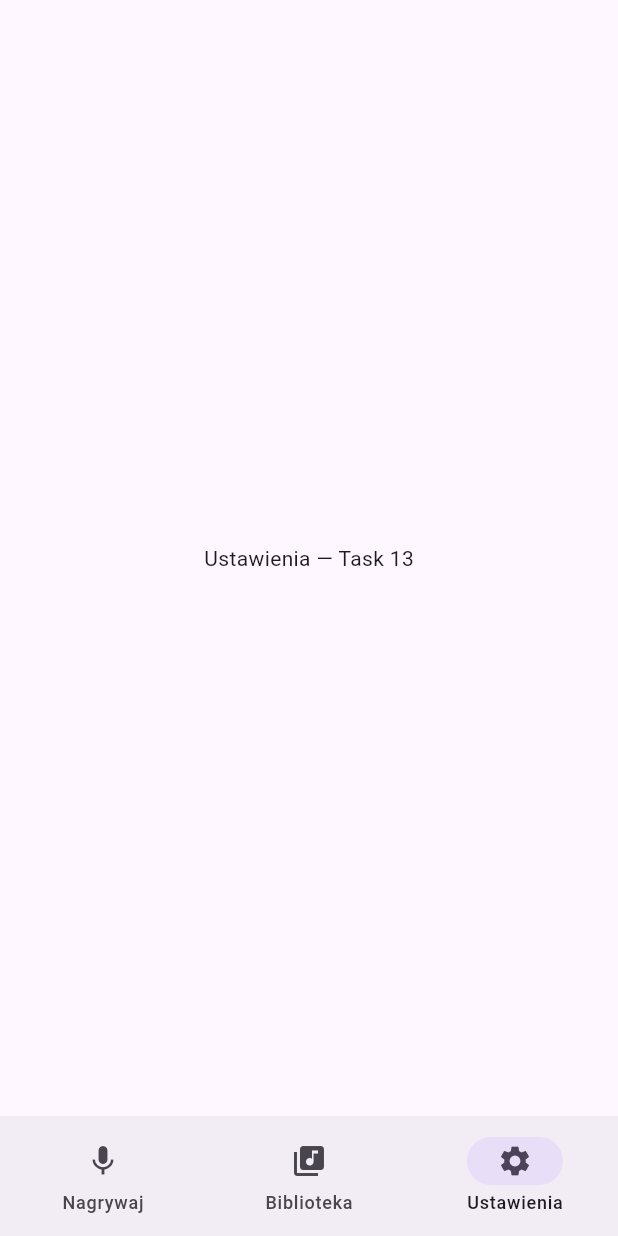
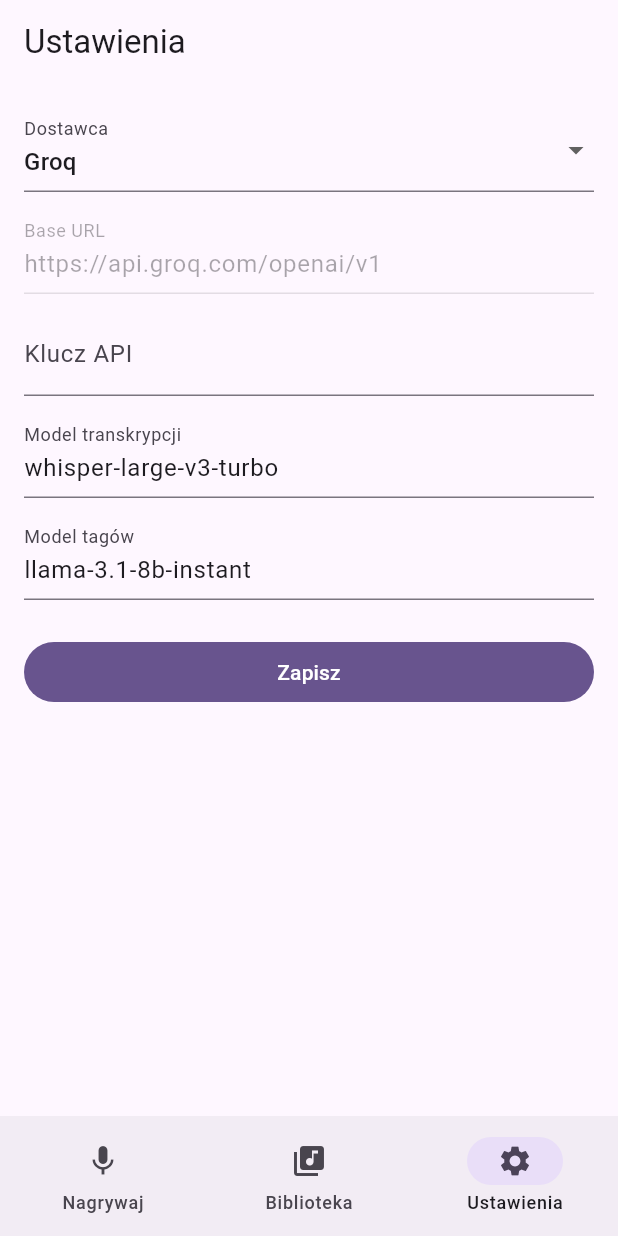
Before and after one commit to jmcjm/Mikro, a Flutter app: the screen it shows after launch, item 3 of the bottom bar chosen, on a phone screen of 412 x 824 dp. Run offline on Flutter 3.47's test engine with Material 3 defaults, Android fonts, the phone set to English and light mode, and no system bars; our stand-ins replace audioplayers, dio, drift, drift_flutter, flutter_riverpod, flutter_secure_storage and 1 more; missing offline and left inert: fuzzywuzzy, record; accounts and stored records are empty; generated files the repository leaves out were written again.

Commit message:
feat: ekran ustawien z presetami dostawcow

```diff
--- a/lib/app.dart
+++ b/lib/app.dart
@@ -2,6 +2,7 @@ import 'package:flutter/material.dart';
 
 import 'features/library/library_screen.dart';
 import 'features/recorder/recorder_screen.dart';
+import 'features/settings/settings_screen.dart';
 
 class MikroApp extends StatelessWidget {
   const MikroApp({super.key});
@@ -29,7 +30,7 @@ class _HomeShellState extends State<HomeShell> {
         body: IndexedStack(index: _index, children: [
           const RecorderScreen(),
           const LibraryScreen(),
-          const Center(child: Text('Ustawienia — Task 13')),
+          const SettingsScreen(),
         ]),
         bottomNavigationBar: NavigationBar(
           selectedIndex: _index,
--- /dev/null
+++ b/lib/features/settings/settings_screen.dart
@@ -0,0 +1,119 @@
+import 'package:flutter/material.dart';
+import 'package:flutter_riverpod/flutter_riverpod.dart';
+
+import '../../core/models/provider_config.dart';
+import '../../core/providers.dart';
+
+class SettingsScreen extends ConsumerStatefulWidget {
+  const SettingsScreen({super.key});
+
+  @override
+  ConsumerState<SettingsScreen> createState() => _SettingsScreenState();
+}
+
+class _SettingsScreenState extends ConsumerState<SettingsScreen> {
+  final _baseUrl = TextEditingController();
+  final _apiKey = TextEditingController();
+  final _sttModel = TextEditingController();
+  final _tagModel = TextEditingController();
+  ProviderPreset _preset = ProviderPreset.groq;
+  var _loaded = false;
+
+  @override
+  void initState() {
+    super.initState();
+    ref.read(settingsRepositoryProvider).load().then((config) {
+      if (!mounted) return;
+      if (config != null) {
+        _baseUrl.text = config.baseUrl;
+        _apiKey.text = config.apiKey;
+        _sttModel.text = config.sttModel;
+        _tagModel.text = config.tagModel;
+        _preset = ProviderPreset.values.firstWhere(
+          (p) => p.baseUrl == config.baseUrl,
+          orElse: () => ProviderPreset.custom,
+        );
+      } else {
+        _applyPreset(ProviderPreset.groq);
+      }
+      setState(() => _loaded = true);
+    });
+  }
+
+  void _applyPreset(ProviderPreset preset) {
+    _preset = preset;
+    if (preset != ProviderPreset.custom) {
+      _baseUrl.text = preset.baseUrl;
+      _sttModel.text = preset.sttModel;
+      _tagModel.text = preset.tagModel;
+    }
+    setState(() {});
+  }
+
+  Future<void> _save() async {
+    await ref.read(settingsRepositoryProvider).save(ProviderConfig(
+          baseUrl: _baseUrl.text.trim(),
+          apiKey: _apiKey.text.trim(),
+          sttModel: _sttModel.text.trim(),
+          tagModel: _tagModel.text.trim(),
+        ));
+    if (mounted) {
+      ScaffoldMessenger.of(context)
+          .showSnackBar(const SnackBar(content: Text('Ustawienia zapisane.')));
+    }
+  }
+
+  @override
+  void dispose() {
+    _baseUrl.dispose();
+    _apiKey.dispose();
+    _sttModel.dispose();
+    _tagModel.dispose();
+    super.dispose();
+  }
+
+  @override
+  Widget build(BuildContext context) {
+    if (!_loaded) return const Center(child: CircularProgressIndicator());
+    return Scaffold(
+      appBar: AppBar(title: const Text('Ustawienia')),
+      body: ListView(
+        padding: const EdgeInsets.all(16),
+        children: [
+          DropdownButtonFormField<ProviderPreset>(
+            initialValue: _preset,
+            decoration: const InputDecoration(labelText: 'Dostawca'),
+            items: const [
+              DropdownMenuItem(value: ProviderPreset.groq, child: Text('Groq')),
+              DropdownMenuItem(value: ProviderPreset.openai, child: Text('OpenAI')),
+              DropdownMenuItem(value: ProviderPreset.custom, child: Text('Własny endpoint')),
+            ],
+            onChanged: (p) => _applyPreset(p!),
+          ),
+          const SizedBox(height: 12),
+          TextField(
+            controller: _baseUrl,
+            decoration: const InputDecoration(labelText: 'Base URL'),
+            enabled: _preset == ProviderPreset.custom,
+          ),
+          const SizedBox(height: 12),
+          TextField(
+            controller: _apiKey,
+            obscureText: true,
+            decoration: const InputDecoration(labelText: 'Klucz API'),
+          ),
+          const SizedBox(height: 12),
+          TextField(
+              controller: _sttModel,
+              decoration: const InputDecoration(labelText: 'Model transkrypcji')),
+          const SizedBox(height: 12),
+          TextField(
+              controller: _tagModel,
+              decoration: const InputDecoration(labelText: 'Model tagów')),
+          const SizedBox(height: 24),
+          FilledButton(onPressed: _save, child: const Text('Zapisz')),
+        ],
+      ),
+    );
+  }
+}
```
Also changed, not shown: 1 other file.
